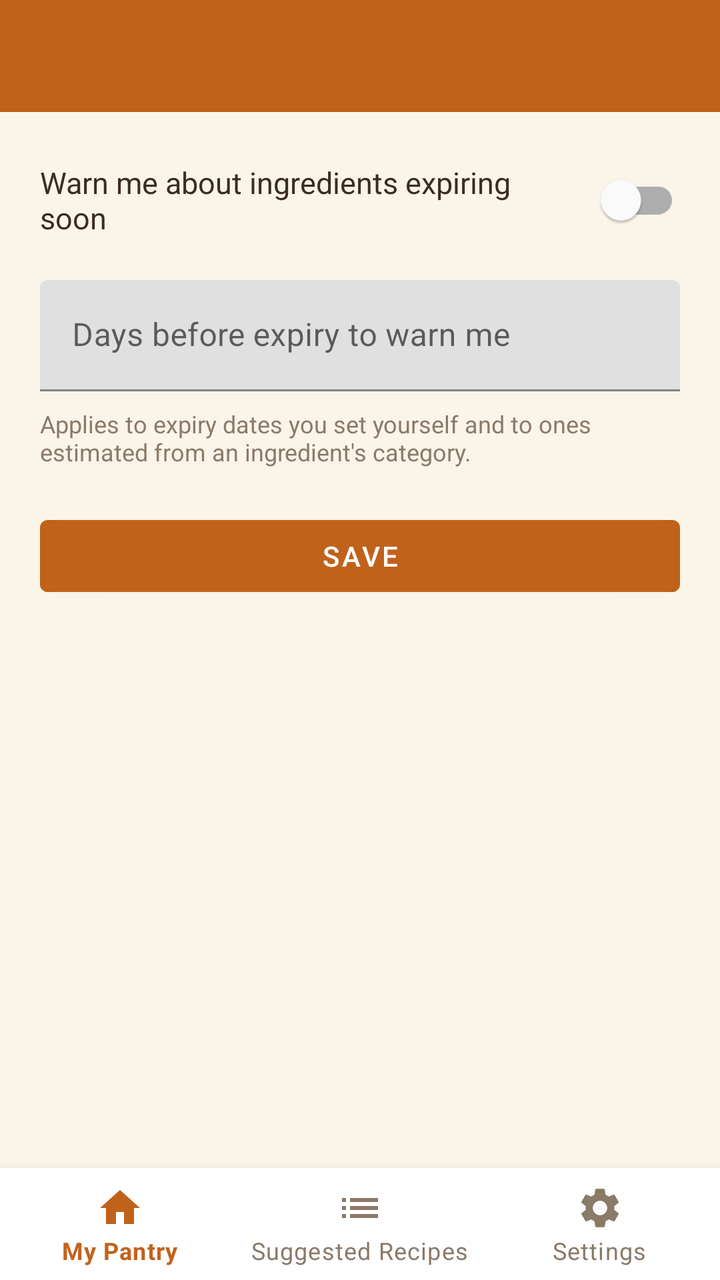
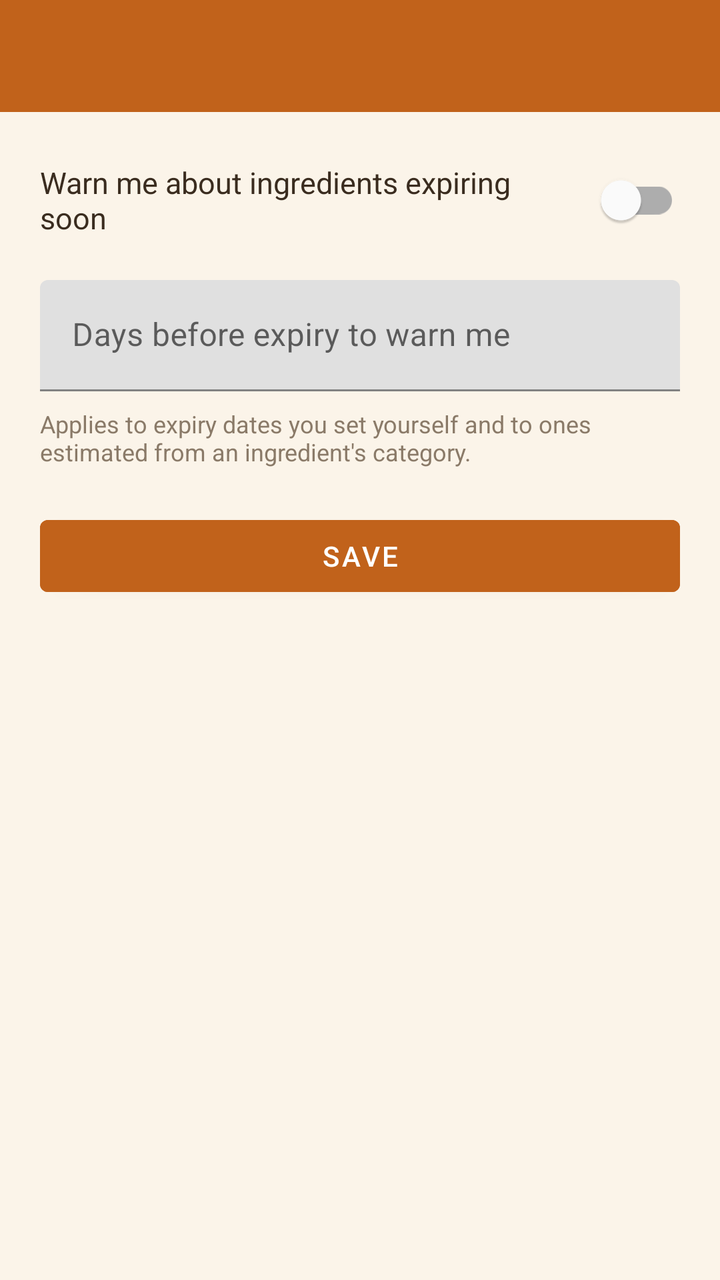

An Android layout rendered at two revisions. The XML below is the earlier revision; the diff shows what the commit changed to produce the second picture.
<!-- AndroidManifest.xml: application theme Theme.ScrapsToSavory -->
<!-- res/layout/activity_settings.xml -->
<?xml version="1.0" encoding="utf-8"?>
<androidx.constraintlayout.widget.ConstraintLayout xmlns:android="http://schemas.android.com/apk/res/android"
    xmlns:app="http://schemas.android.com/apk/res-auto"
    android:layout_width="match_parent"
    android:layout_height="match_parent"
    android:background="@color/pantry_background">

    <androidx.appcompat.widget.Toolbar
        android:id="@+id/toolbar"
        android:layout_width="match_parent"
        android:layout_height="?attr/actionBarSize"
        android:background="@color/pantry_primary"
        android:titleTextColor="@color/white"
        app:layout_constraintTop_toTopOf="parent" />

    <ScrollView
        android:layout_width="match_parent"
        android:layout_height="0dp"
        android:fillViewport="true"
        app:layout_constraintTop_toBottomOf="@id/toolbar"
        app:layout_constraintBottom_toTopOf="@id/bottomNavigation">

        <LinearLayout
            android:layout_width="match_parent"
            android:layout_height="wrap_content"
            android:orientation="vertical"
            android:padding="20dp">

            <LinearLayout
                android:layout_width="match_parent"
                android:layout_height="wrap_content"
                android:gravity="center_vertical"
                android:orientation="horizontal">

                <TextView
                    android:layout_width="0dp"
                    android:layout_height="wrap_content"
                    android:layout_weight="1"
                    android:text="@string/settings_expiring_alerts_switch"
                    android:textColor="@color/pantry_text_primary"
                    android:textSize="15sp" />

                <com.google.android.material.switchmaterial.SwitchMaterial
                    android:id="@+id/switchExpiringSoonAlerts"
                    android:layout_width="wrap_content"
                    android:layout_height="wrap_content" />
            </LinearLayout>

            <com.google.android.material.textfield.TextInputLayout
                android:id="@+id/layoutExpiringDays"
                android:layout_width="match_parent"
                android:layout_height="wrap_content"
                android:layout_marginTop="16dp">

                <com.google.android.material.textfield.TextInputEditText
                    android:id="@+id/editExpiringDays"
                    android:layout_width="match_parent"
                    android:layout_height="wrap_content"
                    android:hint="@string/settings_expiring_days_hint"
                    android:inputType="number" />
            </com.google.android.material.textfield.TextInputLayout>

            <TextView
                android:layout_width="match_parent"
                android:layout_height="wrap_content"
                android:layout_marginTop="8dp"
                android:text="@string/settings_expiring_days_note"
                android:textColor="@color/pantry_text_secondary"
                android:textSize="12sp" />

            <Button
                android:id="@+id/buttonSaveSettings"
                android:layout_width="match_parent"
                android:layout_height="wrap_content"
                android:layout_marginTop="20dp"
                android:backgroundTint="@color/pantry_primary"
                android:text="@string/save"
                android:textColor="@color/white" />

        </LinearLayout>
    </ScrollView>

    <com.google.android.material.bottomnavigation.BottomNavigationView
        android:id="@+id/bottomNavigation"
        android:layout_width="match_parent"
        android:layout_height="wrap_content"
        android:background="@color/pantry_surface"
        app:itemIconTint="@color/bottom_nav_item_color"
        app:itemTextColor="@color/bottom_nav_item_color"
        app:menu="@menu/menu_bottom_nav"
        app:layout_constraintBottom_toBottomOf="parent" />

</androidx.constraintlayout.widget.ConstraintLayout>
<!-- resources referenced by this layout -->
<resources>
  <color name="pantry_background">#FBF4E9</color>
  <color name="pantry_primary">#C1621B</color>
  <color name="pantry_surface">#FFFFFF</color>
  <color name="pantry_text_primary">#3A2C1F</color>
  <color name="pantry_text_secondary">#8A7A68</color>
  <color name="white">#FFFFFF</color>
  <string name="save">Save</string>
  <string name="settings_expiring_alerts_switch">Warn me about ingredients expiring soon</string>
  <string name="settings_expiring_days_hint">Days before expiry to warn me</string>
  <string name="settings_expiring_days_note">Applies to expiry dates you set yourself and to ones estimated from an ingredient\'s category.</string>
  <style name="Theme.ScrapsToSavory" parent="Theme.MaterialComponents.DayNight.NoActionBar">
          <item name="colorPrimary">@color/pantry_primary</item>
          <item name="colorPrimaryDark">@color/pantry_primary_dark</item>
          <item name="colorAccent">@color/pantry_accent</item>
          <item name="android:windowBackground">@color/pantry_background</item>
      </style>
  <color name="pantry_primary_dark">#8F4712</color>
  <color name="pantry_accent">#5C6B2C</color>
</resources>

<!-- the commit's change to res/layout/activity_settings.xml (unified diff, before → after) -->
@@ -1,93 +1,100 @@
 <?xml version="1.0" encoding="utf-8"?>
-<androidx.constraintlayout.widget.ConstraintLayout xmlns:android="http://schemas.android.com/apk/res/android"
+<androidx.drawerlayout.widget.DrawerLayout xmlns:android="http://schemas.android.com/apk/res/android"
     xmlns:app="http://schemas.android.com/apk/res-auto"
+    android:id="@+id/drawerLayout"
     android:layout_width="match_parent"
-    android:layout_height="match_parent"
-    android:background="@color/pantry_background">
+    android:layout_height="match_parent">
 
-    <androidx.appcompat.widget.Toolbar
-        android:id="@+id/toolbar"
+    <androidx.constraintlayout.widget.ConstraintLayout
         android:layout_width="match_parent"
-        android:layout_height="?attr/actionBarSize"
-        android:background="@color/pantry_primary"
-        android:titleTextColor="@color/white"
-        app:layout_constraintTop_toTopOf="parent" />
+        android:layout_height="match_parent"
+        android:background="@color/pantry_background">
 
-    <ScrollView
-        android:layout_width="match_parent"
-        android:layout_height="0dp"
-        android:fillViewport="true"
-        app:layout_constraintTop_toBottomOf="@id/toolbar"
-        app:layout_constraintBottom_toTopOf="@id/bottomNavigation">
+        <androidx.appcompat.widget.Toolbar
+            android:id="@+id/toolbar"
+            android:layout_width="match_parent"
+            android:layout_height="?attr/actionBarSize"
+            android:background="@color/pantry_primary"
+            android:titleTextColor="@color/white"
+            app:layout_constraintTop_toTopOf="parent" />
 
-        <LinearLayout
+        <ScrollView
             android:layout_width="match_parent"
-            android:layout_height="wrap_content"
-            android:orientation="vertical"
-            android:padding="20dp">
+            android:layout_height="0dp"
+            android:fillViewport="true"
+            app:layout_constraintTop_toBottomOf="@id/toolbar"
+            app:layout_constraintBottom_toBottomOf="parent">
 
             <LinearLayout
                 android:layout_width="match_parent"
                 android:layout_height="wrap_content"
-                android:gravity="center_vertical"
-                android:orientation="horizontal">
+                android:orientation="vertical"
+                android:padding="20dp">
+
+                <LinearLayout
+                    android:layout_width="match_parent"
+                    android:layout_height="wrap_content"
+                    android:gravity="center_vertical"
+                    android:orientation="horizontal">
+
+                    <TextView
+                        android:layout_width="0dp"
+                        android:layout_height="wrap_content"
+                        android:layout_weight="1"
+                        android:text="@string/settings_expiring_alerts_switch"
+                        android:textColor="@color/pantry_text_primary"
+                        android:textSize="15sp" />
+
+                    <com.google.android.material.switchmaterial.SwitchMaterial
+                        android:id="@+id/switchExpiringSoonAlerts"
+                        android:layout_width="wrap_content"
+                        android:layout_height="wrap_content" />
+                </LinearLayout>
+
+                <com.google.android.material.textfield.TextInputLayout
+                    android:id="@+id/layoutExpiringDays"
+                    android:layout_width="match_parent"
+                    android:layout_height="wrap_content"
+                    android:layout_marginTop="16dp">
+
+                    <com.google.android.material.textfield.TextInputEditText
+                        android:id="@+id/editExpiringDays"
+                        android:layout_width="match_parent"
+                        android:layout_height="wrap_content"
+                        android:hint="@string/settings_expiring_days_hint"
+                        android:inputType="number" />
+                </com.google.android.material.textfield.TextInputLayout>
 
                 <TextView
-                    android:layout_width="0dp"
-                    android:layout_height="wrap_content"
-                    android:layout_weight="1"
-                    android:text="@string/settings_expiring_alerts_switch"
-                    android:textColor="@color/pantry_text_primary"
-                    android:textSize="15sp" />
-
-                <com.google.android.material.switchmaterial.SwitchMaterial
-                    android:id="@+id/switchExpiringSoonAlerts"
-                    android:layout_width="wrap_content"
-                    android:layout_height="wrap_content" />
-            </LinearLayout>
-
-            <com.google.android.material.textfield.TextInputLayout
-                android:id="@+id/layoutExpiringDays"
-                android:layout_width="match_parent"
-                android:layout_height="wrap_content"
-                android:layout_marginTop="16dp">
-
-                <com.google.android.material.textfield.TextInputEditText
-                    android:id="@+id/editExpiringDays"
                     android:layout_width="match_parent"
                     android:layout_height="wrap_content"
-                    android:hint="@string/settings_expiring_days_hint"
-                    android:inputType="number" />
-            </com.google.android.material.textfield.TextInputLayout>
+                    android:layout_marginTop="8dp"
+                    android:text="@string/settings_expiring_days_note"
+                    android:textColor="@color/pantry_text_secondary"
+                    android:textSize="12sp" />
 
-            <TextView
-                android:layout_width="match_parent"
-                android:layout_height="wrap_content"
-                android:layout_marginTop="8dp"
-                android:text="@string/settings_expiring_days_note"
-                android:textColor="@color/pantry_text_secondary"
-                android:textSize="12sp" />
+                <Button
+                    android:id="@+id/buttonSaveSettings"
+                    android:layout_width="match_parent"
+                    android:layout_height="wrap_content"
+                    android:layout_marginTop="20dp"
+                    android:backgroundTint="@color/pantry_primary"
+                    android:text="@string/save"
+                    android:textColor="@color/white" />
 
-            <Button
-                android:id="@+id/buttonSaveSettings"
-                android:layout_width="match_parent"
-                android:layout_height="wrap_content"
-                android:layout_marginTop="20dp"
-                android:backgroundTint="@color/pantry_primary"
-                android:text="@string/save"
-                android:textColor="@color/white" />
+            </LinearLayout>
+        </ScrollView>
 
-        </LinearLayout>
-    </ScrollView>
+    </androidx.constraintlayout.widget.ConstraintLayout>
 
-    <com.google.android.material.bottomnavigation.BottomNavigationView
-        android:id="@+id/bottomNavigation"
-        android:layout_width="match_parent"
-        android:layout_height="wrap_content"
+    <com.google.android.material.navigation.NavigationView
+        android:id="@+id/navigationView"
+        android:layout_width="280dp"
+        android:layout_height="match_parent"
+        android:layout_gravity="start"
         android:background="@color/pantry_surface"
-        app:itemIconTint="@color/bottom_nav_item_color"
-        app:itemTextColor="@color/bottom_nav_item_color"
-        app:menu="@menu/menu_bottom_nav"
-        app:layout_constraintBottom_toBottomOf="parent" />
+        app:itemIconTint="@color/nav_item_color"
+        app:itemTextColor="@color/nav_item_color"
+        app:menu="@menu/menu_nav_drawer" />
 
-</androidx.constraintlayout.widget.ConstraintLayout>
+</androidx.drawerlayout.widget.DrawerLayout>
